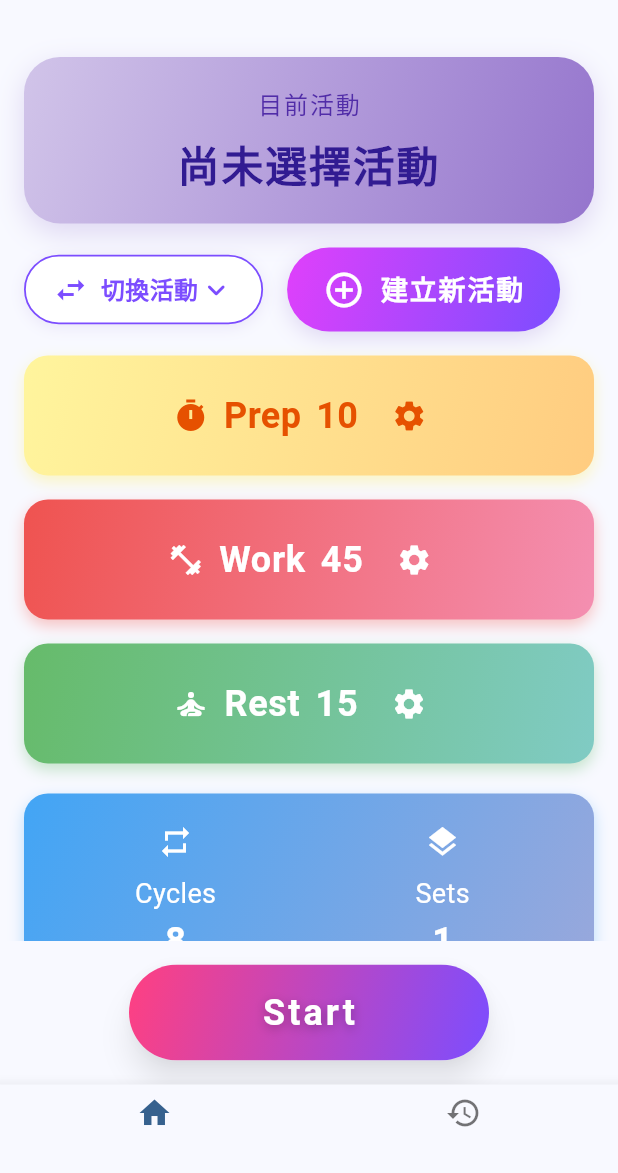
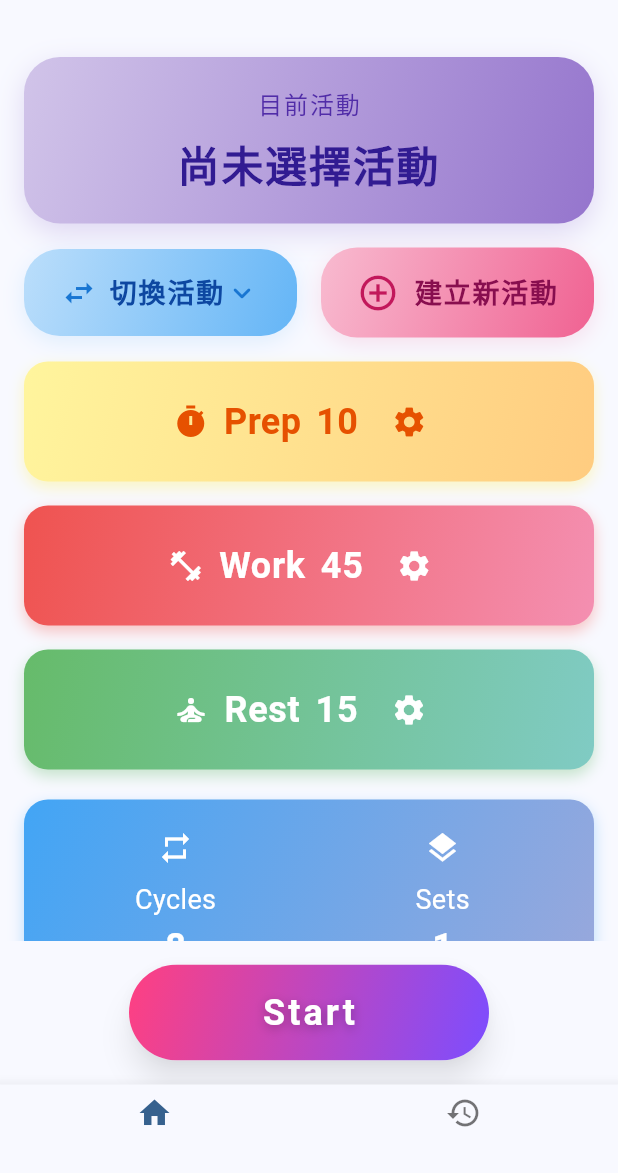
Before and after one commit to brianhsux/TabataApp, a Flutter app: the screen it shows after launch, on a phone screen of 412 x 824 dp, the part 63-1236 px from its top. Run offline on Flutter 3.47's test engine with Material 3 defaults, Android fonts, the phone set to English and light mode, and no system bars; drawn by our look-alikes of dropdown_button2; our stand-ins replace audioplayers, shared_preferences, sqflite, stop_watch_timer, table_calendar; accounts and stored records are empty.

Commit message:
Enhances activity preset UI and UX.
Improves the visual appeal and user experience of the activity preset selection and creation.

- Uses blue tones for the "Switch Activity" dropdown for better visual distinction.
- Uses pink tones for the "Create New Activity" button for better visual distinction.
- Expands both the dropdown and the button to fill available space.
- Adjusts paddings to be more visually appealing

```diff
--- a/lib/main.dart
+++ b/lib/main.dart
@@ -810,7 +810,7 @@ class _TabataScreenState extends State<TabataScreen> {
               padding: EdgeInsets.symmetric(vertical: 20, horizontal: 24),
               decoration: BoxDecoration(
                 gradient: LinearGradient(
-                  colors: [Colors.deepPurple.shade100, Colors.deepPurple.shade300],
+                  colors: [Colors.deepPurple.shade100, Colors.deepPurple.shade300], // 主色
                   begin: Alignment.topLeft,
                   end: Alignment.bottomRight,
                 ),
@@ -854,7 +854,8 @@ class _TabataScreenState extends State<TabataScreen> {
           Row(
             children: [
               // 切換活動下拉選單
-              FutureBuilder<List<WorkoutPreset>>(
+              Expanded(
+                child: FutureBuilder<List<WorkoutPreset>>(
                   future: ExerciseDatabase.instance.fetchAllPresets(),
                   builder: (context, snapshot) {
                     if (!snapshot.hasData) return SizedBox();
@@ -865,33 +866,38 @@ class _TabataScreenState extends State<TabataScreen> {
                     return DropdownButtonHideUnderline(
                       child: DropdownButton2<WorkoutPreset>(
                         customButton: Container(
-                        padding: EdgeInsets.symmetric(horizontal: 18, vertical: 10),
+                          padding: EdgeInsets.symmetric(horizontal: 24, vertical: 16),
                           decoration: BoxDecoration(
-                          color: Colors.white,
+                            gradient: LinearGradient(
+                              colors: [Colors.blue.shade100, Colors.blue.shade300], // 切換活動用藍色系
+                              begin: Alignment.topLeft,
+                              end: Alignment.bottomRight,
+                            ),
                             borderRadius: BorderRadius.circular(24),
                             boxShadow: [
                               BoxShadow(
-                              color: Colors.deepPurple.withOpacity(0.10),
-                              blurRadius: 8,
-                              offset: Offset(0, 2),
+                                color: Colors.blue.withOpacity(0.12),
+                                blurRadius: 12,
+                                offset: Offset(0, 4),
                               ),
                             ],
-                          border: Border.all(color: Colors.deepPurpleAccent, width: 1.2),
                           ),
                           child: Row(
                             mainAxisSize: MainAxisSize.min,
+                            mainAxisAlignment: MainAxisAlignment.center,
                             children: [
-                            Icon(Icons.swap_horiz, color: Colors.deepPurpleAccent),
+                              Icon(Icons.swap_horiz, color: Colors.blue.shade700),
                               SizedBox(width: 8),
                               Text(
                                 '切換活動',
                                 style: TextStyle(
-                                color: Colors.deepPurpleAccent,
+                                  color: Colors.blue.shade900,
                                   fontWeight: FontWeight.bold,
-                                fontSize: 16,
+                                  fontSize: 18,
+                                  letterSpacing: 1.2,
                                 ),
                               ),
-                            Icon(Icons.keyboard_arrow_down_rounded, color: Colors.deepPurpleAccent),
+                              Icon(Icons.keyboard_arrow_down_rounded, color: Colors.blue.shade700),
                             ],
                           ),
                         ),
@@ -901,7 +907,7 @@ class _TabataScreenState extends State<TabataScreen> {
                             color: Colors.white,
                             boxShadow: [
                               BoxShadow(
-                              color: Colors.deepPurple.withOpacity(0.08),
+                                color: Colors.blue.withOpacity(0.08),
                                 blurRadius: 8,
                                 offset: Offset(0, 2),
                               ),
@@ -913,13 +919,13 @@ class _TabataScreenState extends State<TabataScreen> {
                             value: preset,
                             child: Row(
                               children: [
-                              Icon(Icons.bookmark, color: Colors.deepPurpleAccent),
+                                Icon(Icons.bookmark, color: Colors.blueAccent),
                                 SizedBox(width: 8),
                                 Text(
                                   preset.name,
                                   style: TextStyle(
                                     fontWeight: FontWeight.bold,
-                                  color: Colors.deepPurpleAccent,
+                                    color: Colors.blueAccent,
                                     fontSize: 16,
                                   ),
                                 ),
@@ -945,9 +951,11 @@ class _TabataScreenState extends State<TabataScreen> {
                     );
                   },
                 ),
+              ),
               SizedBox(width: 16),
               // 建立新活動按鈕
-              GestureDetector(
+              Expanded(
+                child: GestureDetector(
                   onTap: () async {
                     String? name = await showDialog<String>(
                       context: context,
@@ -989,37 +997,39 @@ class _TabataScreenState extends State<TabataScreen> {
                     }
                   },
                   child: Container(
-                  padding: EdgeInsets.symmetric(horizontal: 24, vertical: 14),
+                    padding: EdgeInsets.symmetric(horizontal: 24, vertical: 16),
                     decoration: BoxDecoration(
                       gradient: LinearGradient(
-                      colors: [Colors.purpleAccent, Colors.deepPurpleAccent],
+                        colors: [Colors.pink.shade100, Colors.pink.shade300], // 建立新活動用粉紅色系
                         begin: Alignment.topLeft,
                         end: Alignment.bottomRight,
                       ),
-                    borderRadius: BorderRadius.circular(32),
+                      borderRadius: BorderRadius.circular(24),
                       boxShadow: [
                         BoxShadow(
-                        color: Colors.deepPurple.withOpacity(0.18),
+                          color: Colors.pink.withOpacity(0.12),
                           blurRadius: 12,
                           offset: Offset(0, 4),
                         ),
                       ],
                     ),
                     child: Row(
+                      mainAxisAlignment: MainAxisAlignment.center,
                       mainAxisSize: MainAxisSize.min,
                       children: [
-                      Icon(Icons.add_circle_outline, color: Colors.white, size: 28),
+                        Icon(Icons.add_circle_outline, color: Colors.pink.shade700, size: 28),
                         SizedBox(width: 10),
                         Text(
                           '建立新活動',
                           style: TextStyle(
-                          color: Colors.white,
+                            color: Colors.pink.shade900,
                             fontWeight: FontWeight.bold,
                             fontSize: 18,
                             letterSpacing: 1.2,
                           ),
                         ),
                       ],
+                    ),
                   ),
                 ),
               ),
```
Lines whose indentation alone changed are shown as unchanged.
